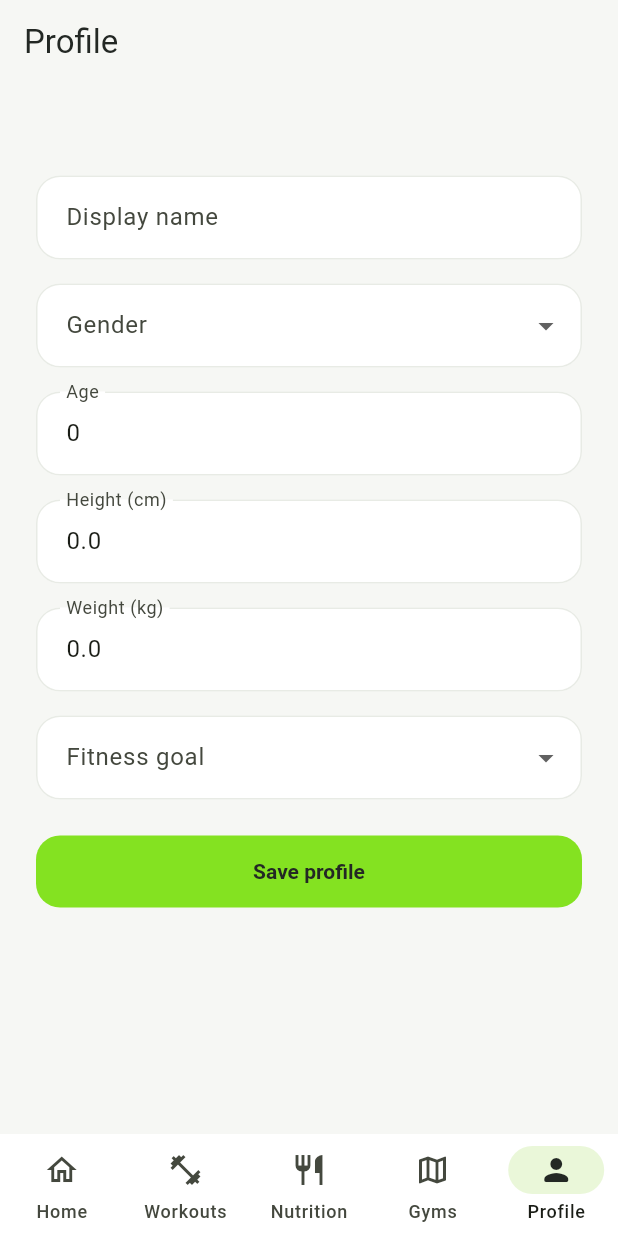
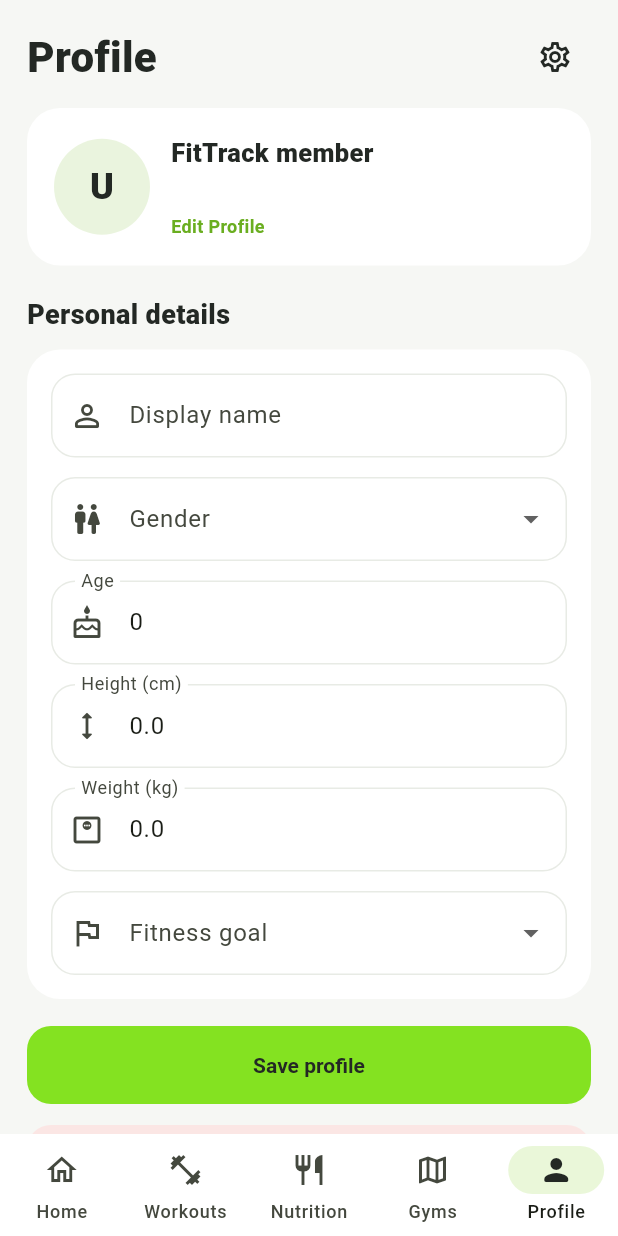
Before and after one commit to HAO9981/Fittrack, a Flutter app: the screen it shows once a user with an empty profile is signed in, item 5 of the bottom bar chosen, on a phone screen of 412 x 824 dp. Run offline on Flutter 3.47's test engine with Material 3 defaults, Android fonts, the phone set to English and light mode, and no system bars; our stand-ins replace cloud_firestore, firebase_auth, firebase_core; accounts and stored records are empty.

Commit message:
Refresh Profile screen with FitTrack reference card styling

```diff
--- a/lib/src/screens/profile/profile_screen.dart
+++ b/lib/src/screens/profile/profile_screen.dart
@@ -99,61 +99,125 @@ class _ProfileFormState extends State<_ProfileForm> {
 
   @override
   Widget build(BuildContext context) => Scaffold(
-        appBar: AppBar(title: const Text('Profile')),
+        backgroundColor: const Color(0xFFF6F7F4),
         body: SafeArea(
           child: SingleChildScrollView(
-            padding: const EdgeInsets.all(24),
+            padding: const EdgeInsets.fromLTRB(18, 14, 18, 28),
             child: Form(
               key: _formKey,
               child: Column(
                 crossAxisAlignment: CrossAxisAlignment.stretch,
                 children: [
-                  Text(widget.profile.email ?? '', style: Theme.of(context).textTheme.bodyMedium),
-                  const SizedBox(height: 16),
+                  Row(
+                    children: [
+                      const Expanded(child: Text('Profile', style: TextStyle(fontSize: 28, fontWeight: FontWeight.w800, color: Color(0xFF232824)))),
+                      IconButton(
+                        tooltip: 'Account settings',
+                        onPressed: () => ScaffoldMessenger.of(context).showSnackBar(const SnackBar(content: Text('You can update your personal details below.'))),
+                        icon: const Icon(Icons.settings_outlined, color: Color(0xFF232824)),
+                      ),
+                    ],
+                  ),
+                  const SizedBox(height: 10),
+                  Container(
+                    padding: const EdgeInsets.all(18),
+                    decoration: BoxDecoration(color: Colors.white, borderRadius: BorderRadius.circular(22)),
+                    child: Row(
+                      children: [
+                        CircleAvatar(
+                          radius: 32,
+                          backgroundColor: const Color(0xFFEAF4DE),
+                          child: Text(
+                            _nameController.text.trim().isEmpty ? 'U' : _nameController.text.trim()[0].toUpperCase(),
+                            style: const TextStyle(fontSize: 24, fontWeight: FontWeight.w800, color: Color(0xFF232824)),
+                          ),
+                        ),
+                        const SizedBox(width: 14),
+                        Expanded(
+                          child: Column(crossAxisAlignment: CrossAxisAlignment.start, children: [
+                            Text(_nameController.text.trim().isEmpty ? 'FitTrack member' : _nameController.text.trim(), maxLines: 1, overflow: TextOverflow.ellipsis, style: const TextStyle(fontSize: 17, fontWeight: FontWeight.w800, color: Color(0xFF232824))),
+                            const SizedBox(height: 4),
+                            Text(widget.profile.email ?? '', maxLines: 1, overflow: TextOverflow.ellipsis, style: const TextStyle(fontSize: 12, color: Color(0xFF858C83))),
+                            const SizedBox(height: 7),
+                            const Text('Edit Profile', style: TextStyle(fontSize: 12, color: Color(0xFF6AAE20), fontWeight: FontWeight.w700)),
+                          ]),
+                        ),
+                      ],
+                    ),
+                  ),
+                  const SizedBox(height: 20),
+                  const Text('Personal details', style: TextStyle(fontSize: 18, fontWeight: FontWeight.w800, color: Color(0xFF232824))),
+                  const SizedBox(height: 10),
+                  Container(
+                    padding: const EdgeInsets.all(16),
+                    decoration: BoxDecoration(color: Colors.white, borderRadius: BorderRadius.circular(22)),
+                    child: Column(
+                      children: [
                         TextFormField(
                           controller: _nameController,
-                    decoration: const InputDecoration(labelText: 'Display name'),
+                          decoration: const InputDecoration(labelText: 'Display name', prefixIcon: Icon(Icons.person_outline_rounded)),
                           validator: (value) => value == null || value.trim().isEmpty ? 'Enter your name.' : null,
                         ),
-                  const SizedBox(height: 16),
+                        const SizedBox(height: 13),
                         DropdownButtonFormField<String>(
                           value: _gender,
-                    decoration: const InputDecoration(labelText: 'Gender'),
+                          decoration: const InputDecoration(labelText: 'Gender', prefixIcon: Icon(Icons.wc_rounded)),
                           items: _genders.map((value) => DropdownMenuItem(value: value, child: Text(value))).toList(),
                           onChanged: (value) => setState(() => _gender = value),
                         ),
-                  const SizedBox(height: 16),
+                        const SizedBox(height: 13),
                         TextFormField(
                           controller: _ageController,
                           keyboardType: TextInputType.number,
-                    decoration: const InputDecoration(labelText: 'Age'),
+                          decoration: const InputDecoration(labelText: 'Age', prefixIcon: Icon(Icons.cake_outlined)),
                           validator: (value) => value != null && value.isNotEmpty && int.tryParse(value) == null ? 'Enter a valid age.' : null,
                         ),
-                  const SizedBox(height: 16),
+                        const SizedBox(height: 13),
                         TextFormField(
                           controller: _heightController,
                           keyboardType: const TextInputType.numberWithOptions(decimal: true),
-                    decoration: const InputDecoration(labelText: 'Height (cm)'),
+                          decoration: const InputDecoration(labelText: 'Height (cm)', prefixIcon: Icon(Icons.height_rounded)),
                           validator: (value) => value != null && value.isNotEmpty && double.tryParse(value) == null ? 'Enter a valid height.' : null,
                         ),
-                  const SizedBox(height: 16),
+                        const SizedBox(height: 13),
                         TextFormField(
                           controller: _weightController,
                           keyboardType: const TextInputType.numberWithOptions(decimal: true),
-                    decoration: const InputDecoration(labelText: 'Weight (kg)'),
+                          decoration: const InputDecoration(labelText: 'Weight (kg)', prefixIcon: Icon(Icons.monitor_weight_outlined)),
                           validator: (value) => value != null && value.isNotEmpty && double.tryParse(value) == null ? 'Enter a valid weight.' : null,
                         ),
-                  const SizedBox(height: 16),
+                        const SizedBox(height: 13),
                         DropdownButtonFormField<String>(
                           value: _fitnessGoal,
-                    decoration: const InputDecoration(labelText: 'Fitness goal'),
+                          decoration: const InputDecoration(labelText: 'Fitness goal', prefixIcon: Icon(Icons.flag_outlined)),
                           items: _goals.map((value) => DropdownMenuItem(value: value, child: Text(value))).toList(),
                           onChanged: (value) => setState(() => _fitnessGoal = value),
                         ),
-                  const SizedBox(height: 24),
-                  ElevatedButton(
+                      ],
+                    ),
+                  ),
+                  const SizedBox(height: 18),
+                  SizedBox(
+                    height: 52,
+                    child: ElevatedButton(
                       onPressed: _isSaving ? null : _save,
                       child: Text(_isSaving ? 'Saving...' : 'Save profile'),
+                    ),
+                  ),
+                  const SizedBox(height: 14),
+                  SizedBox(
+                    height: 48,
+                    child: OutlinedButton.icon(
+                      onPressed: () => FirebaseAuthService.instance.signOut(),
+                      icon: const Icon(Icons.logout_rounded),
+                      label: const Text('Log Out'),
+                      style: OutlinedButton.styleFrom(
+                        foregroundColor: const Color(0xFFB23B3B),
+                        backgroundColor: const Color(0xFFFBE6E4),
+                        side: BorderSide.none,
+                        shape: RoundedRectangleBorder(borderRadius: BorderRadius.circular(16)),
+                      ),
+                    ),
                   ),
                 ],
               ),
```
Lines whose indentation alone changed are shown as unchanged.
